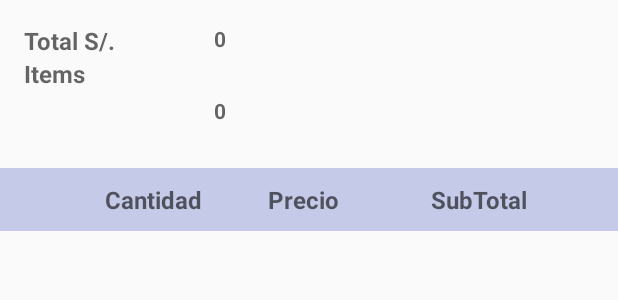
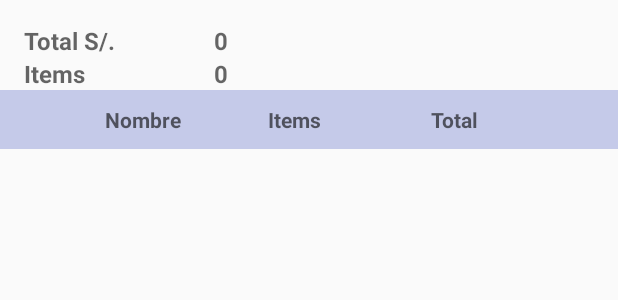
Before and after one commit to CibertecAndroidGrupo2/Grupo2, an Android app: the layout activity_consolidar_pedido.xml on its own in the app's theme, with its tools: preview values and no code run, on a phone screen of 412 x 824 dp. Shown: the top 300 px of the screen. Run offline under Robolectric (Android 15) with nearby library versions, the phone set to English and light mode, and no system bars.

Commit message:
Acualizó código de Consolidar Pedido.

```diff
--- a/app/src/main/AndroidManifest.xml
+++ b/app/src/main/AndroidManifest.xml
@@ -44,7 +44,7 @@
             android:label="@string/title_activity_busqueda_producto" >
         </activity>
         <activity
-            android:name=".ConsolidarPedido"
+            android:name=".ConsolidarPedidoActivity"
             android:label="@string/title_activity_consolidar_pedido" >
         </activity>
         <activity android:name=".MapaActivity" />
--- a/app/src/main/res/layout/activity_consolidar_pedido.xml
+++ b/app/src/main/res/layout/activity_consolidar_pedido.xml
@@ -5,7 +5,7 @@
     android:orientation="vertical"
     android:paddingBottom="@dimen/activity_vertical_margin"
     android:paddingTop="@dimen/activity_vertical_margin"
-    tools:context="ventas.jandysac.com.ventas.ConsolidarPedido">
+    tools:context="ventas.jandysac.com.ventas.ConsolidarPedidoActivity">
 
     <LinearLayout
         android:layout_width="match_parent"
@@ -31,7 +31,6 @@
                 android:layout_width="match_parent"
                 android:layout_height="wrap_content"
                 android:hint="Items "
-                android:minHeight="?android:attr/listPreferredItemHeightSmall"
                 android:textAppearance="?android:attr/textAppearanceListItemSmall"
                 android:textStyle="bold" />
         </LinearLayout>
@@ -42,19 +41,19 @@
             android:orientation="vertical">
 
             <TextView
-                android:id="@+id/txtTotalPedido"
+                android:id="@+id/tvTotalPedido"
                 android:layout_width="match_parent"
                 android:layout_height="wrap_content"
                 android:hint="0"
-                android:minHeight="?android:attr/listPreferredItemHeightSmall"
+                android:textAppearance="?android:attr/textAppearanceListItemSmall"
                 android:textStyle="bold" />
 
             <TextView
-                android:id="@+id/txtItemsPedido"
+                android:id="@+id/tvItemsPedido"
                 android:layout_width="match_parent"
                 android:layout_height="wrap_content"
                 android:hint="0"
-                android:minHeight="?android:attr/listPreferredItemHeightSmall"
+                android:textAppearance="?android:attr/textAppearanceListItemSmall"
                 android:textStyle="bold" />
         </LinearLayout>
         <LinearLayout
@@ -91,24 +90,21 @@
                 android:layout_width="0dp"
                 android:layout_height="wrap_content"
                 android:layout_weight="2"
-                android:hint="Cantidad"
-                android:textSize="16sp"
+                android:hint="Nombre"
                 android:textStyle="bold" />
 
             <TextView
                 android:layout_width="0dp"
                 android:layout_height="wrap_content"
                 android:layout_weight="2"
-                android:hint="Precio"
-                android:textSize="16sp"
+                android:hint="Items"
                 android:textStyle="bold" />
 
             <TextView
                 android:layout_width="0dp"
                 android:layout_height="wrap_content"
                 android:layout_weight="2"
-                android:hint="SubTotal"
-                android:textSize="16sp"
+                android:hint="Total"
                 android:textStyle="bold" />
         </LinearLayout>
 
@@ -122,7 +118,7 @@
         android:paddingRight="@dimen/activity_horizontal_margin">
 
         <android.support.v7.widget.RecyclerView
-            android:id="@+id/rvPedidoDetalle"
+            android:id="@+id/rvListaPedidos"
             android:layout_width="match_parent"
             android:layout_height="match_parent" />
     </LinearLayout>
```
Also changed, not shown: app/src/main/java/ventas/jandysac/com/ventas/BusquedaCliente.java (+1 -8 lines), app/src/main/java/ventas/jandysac/com/ventas/ConsolidarPedido.java (deleted, +0 -16 lines), app/src/main/java/ventas/jandysac/com/ventas/ConsolidarPedidoActivity.java (added, +47 -0 lines), app/src/main/java/ventas/jandysac/com/ventas/adapter/recyclerview/RVConsolidarPedidoAdapter.java (+49 -7 lines), app/src/main/java/ventas/jandysac/com/ventas/entities/ConsolidarPedido.java (renamed from app/src/main/java/ventas/jandysac/com/ventas/entities/ConsolidadPedido.java, +9 -9 lines), app/src/main/res/layout/consolidar_pedido_items.xml (added, +51 -0 lines).
